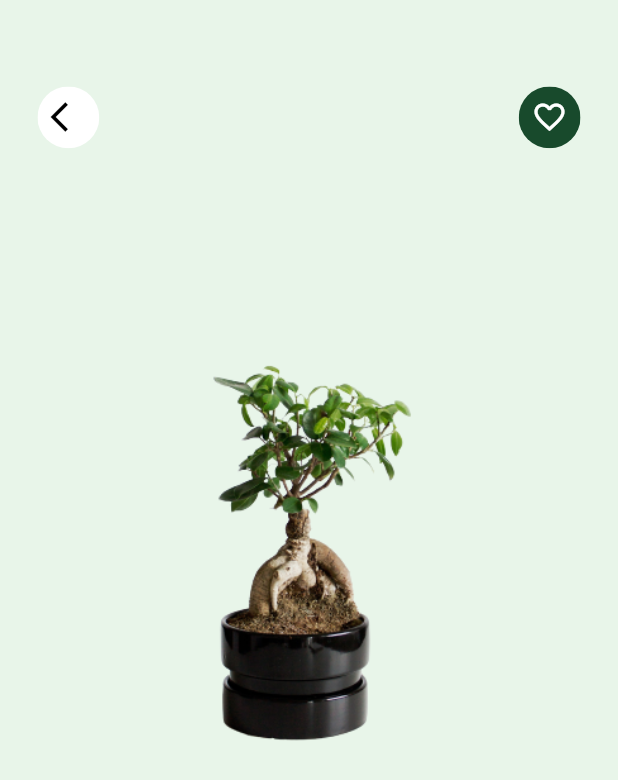
After one commit to hmzaak/PlantStore-fultter, a Flutter app: the screen it shows after launch, on a phone screen of 412 x 824 dp. The commit adds this screen. Shown: the top 780 px of the screen. Run offline on Flutter 3.47's test engine with Material 2 defaults, Android fonts, the phone set to English and light mode, and no system bars.

Commit message:
Plant Details screen added

```diff
--- a/lib/main.dart
+++ b/lib/main.dart
@@ -1,6 +1,7 @@
 import 'package:flutter/material.dart';
 import 'package:plantstore/ui/screens/homepage/home_page.dart';
 import 'package:plantstore/ui/screens/login/login_page.dart';
+import 'package:plantstore/ui/screens/plant_details/plant_details_page.dart';
 import 'package:plantstore/ui/screens/signup/signup_page.dart';
 
 void main() {
@@ -18,7 +19,7 @@ class MyApp extends StatelessWidget {
       theme: ThemeData(
         primarySwatch: Colors.blue,
       ),
-      home: const LoginPage(),
+      home: const PlantDetailsPage(),
       routes: {
         '/login-page': (context) => const LoginPage(),
         '/signup-page': (context) => const SignUpPage(),
--- a/lib/ui/custom_widgets/homepage_widgets/plants_list.dart
+++ b/lib/ui/custom_widgets/homepage_widgets/plants_list.dart
@@ -14,7 +14,7 @@ class PlantsList extends StatelessWidget {
       itemCount: plants.length,
       itemBuilder: (BuildContext context, int index) {
         return Padding(
-          padding: const EdgeInsets.all(8.0),
+          padding: const EdgeInsets.all(10.0),
           child: Stack(
             children: [
               Container(
@@ -58,7 +58,7 @@ class PlantsList extends StatelessWidget {
               Positioned(
                 bottom: 10,
                 child: Container(
-                  padding: const EdgeInsets.symmetric(horizontal: 7),
+                  padding: const EdgeInsets.symmetric(horizontal: 10),
                   height: size.height * 0.06,
                   width: size.width * 0.48,
                   // decoration: BoxDecoration(border: Border.all()),
--- /dev/null
+++ b/lib/ui/screens/plant_details/plant_details_page.dart
@@ -0,0 +1,57 @@
+import 'package:flutter/material.dart';
+
+class PlantDetailsPage extends StatelessWidget {
+  const PlantDetailsPage({Key? key}) : super(key: key);
+
+  @override
+  Widget build(BuildContext context) {
+    final size = MediaQuery.of(context).size;
+    return Scaffold(
+      backgroundColor: Colors.green[50],
+      body: Padding(
+        padding: const EdgeInsets.symmetric(horizontal: 25),
+        child: Column(
+          children: [
+            SizedBox(
+              height: size.height * 0.07,
+            ),
+            Row(
+              children: [
+                ClipOval(
+                  child: Container(
+                    height: size.width * 0.1,
+                    width: size.width * 0.1,
+                    decoration: const BoxDecoration(
+                      color: Colors.white,
+                    ),
+                    child: IconButton(
+                      onPressed: () {},
+                      icon: const Icon(Icons.arrow_back_ios),
+                      color: Colors.black,
+                    ),
+                  ),
+                ),
+                const Spacer(),
+                ClipOval(
+                  child: Container(
+                    height: size.width * 0.1,
+                    width: size.width * 0.1,
+                    decoration: const BoxDecoration(
+                      color: Color(0xff184A2C),
+                    ),
+                    child: IconButton(
+                      onPressed: () {},
+                      icon: const Icon(Icons.favorite_border),
+                      color: Colors.white,
+                    ),
+                  ),
+                )
+              ],
+            ),
+            Image.asset('assets/scheffleraMain.png')
+          ],
+        ),
+      ),
+    );
+  }
+}
```
Also changed, not shown: lib/ui/custom_widgets/homepage_widgets/bottom_navbar.dart (+60 -0 lines), pubspec.yaml (+1 -7 lines), assets/scheffleraMain.png (added).
